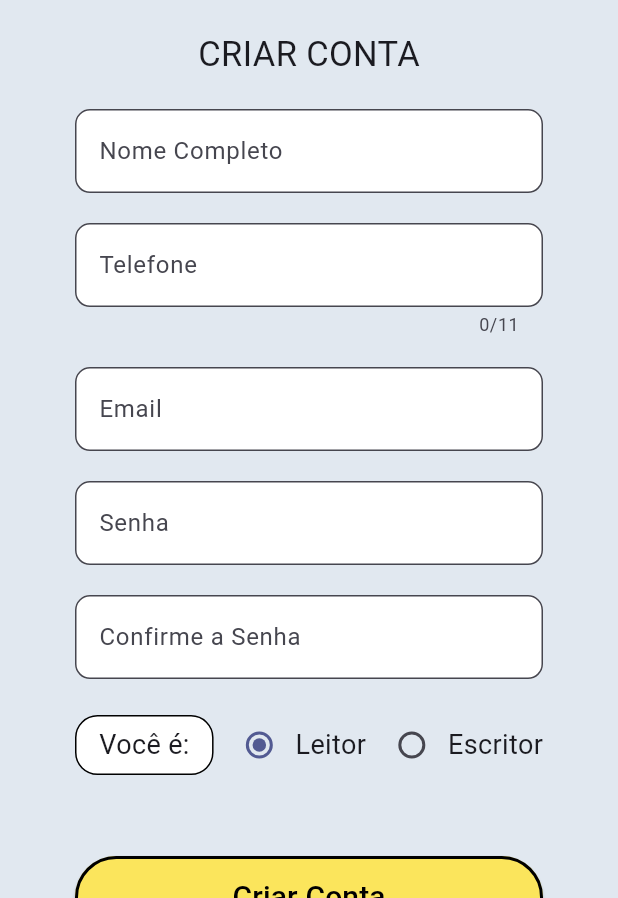
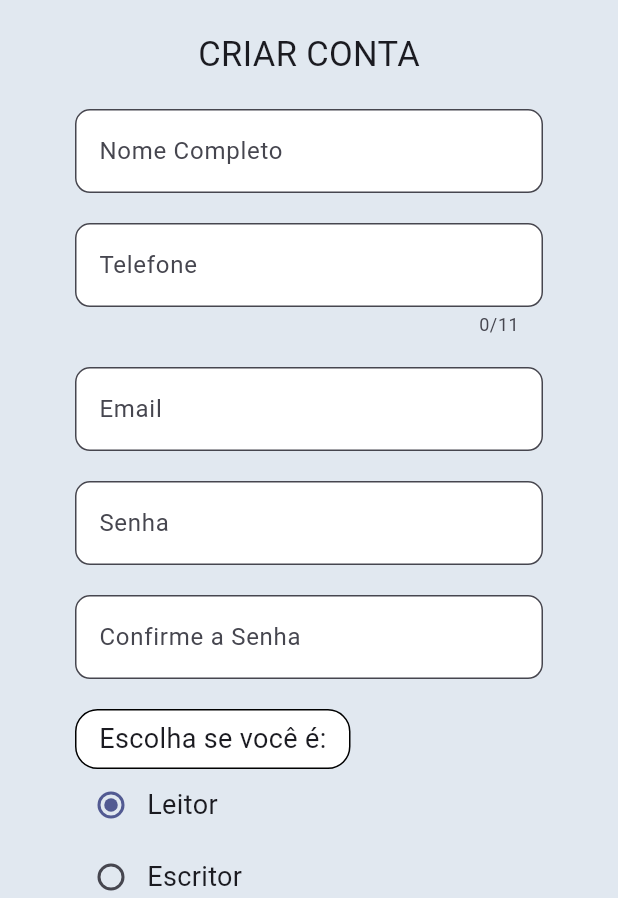
Before and after one commit to rafasandev/Uni_papers, a Flutter app: the CadastroPage screen opened by its route, on a phone screen of 412 x 824 dp, the part 338-1236 px from its top. Run offline on Flutter 3.47's test engine with Material 3 defaults, Android fonts, the phone set to English and light mode, and no system bars; our stand-ins replace file_picker, open_file.

Commit message:
manutenção layout tela de registro

```diff
--- a/lib/pages/cadastro_page.dart
+++ b/lib/pages/cadastro_page.dart
@@ -167,8 +167,9 @@ class _CadastroPageState extends State<CadastroPage> {
                   const SizedBox(
                     height: 20,
                   ),
-                  Row(
+                  Column(
                     mainAxisAlignment: MainAxisAlignment.spaceBetween,
+                    crossAxisAlignment: CrossAxisAlignment.start,
                     children: [
                       Container(
                         padding: const EdgeInsets.fromLTRB(15, 6, 15, 6),
@@ -177,7 +178,7 @@ class _CadastroPageState extends State<CadastroPage> {
                             borderRadius: BorderRadius.circular(15),
                             color: white),
                         child: const Text(
-                          "Você é:",
+                          "Escolha se você é:",
                           style: TextStyle(
                             fontSize: 18,
                           ),
```
